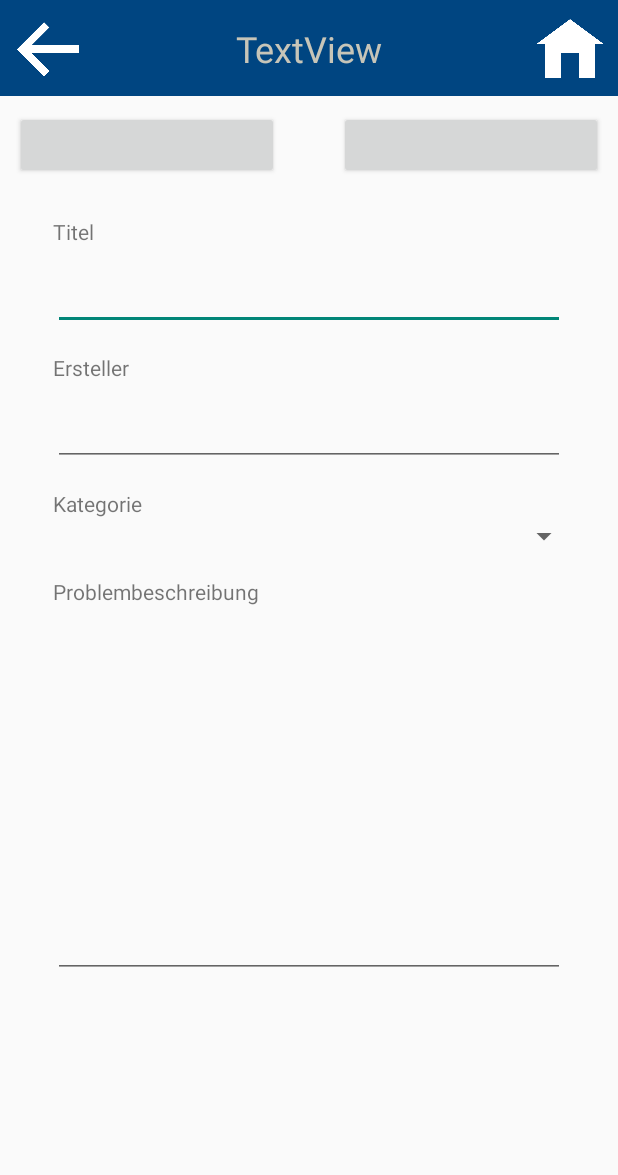
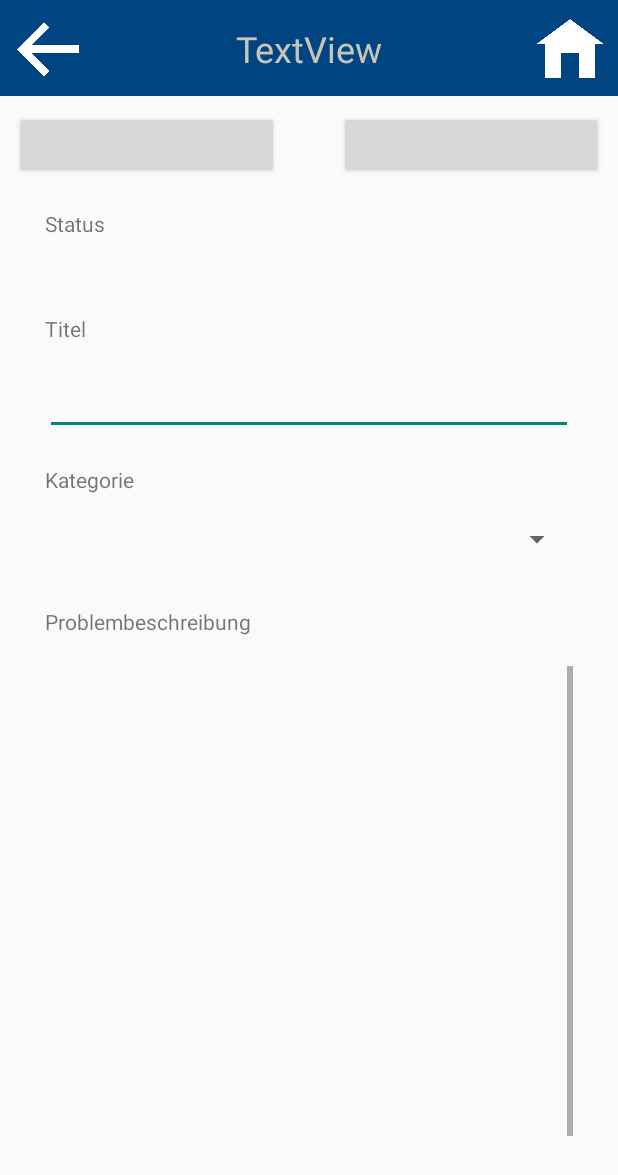
Before and after one commit to rurfy/EMI, an Android app: the layout show_ticket.xml on its own in the app's theme, with its tools: preview values and no code run, on a phone screen of 412 x 824 dp. Shown: the top 1175 px of the screen. Run offline under Robolectric (Android 15) with nearby library versions, the light colour scheme and no system bars.

Commit message:
TWEAK Constraints angepasst

```diff
--- a/app/src/main/res/layout/show_ticket.xml
+++ b/app/src/main/res/layout/show_ticket.xml
@@ -47,41 +47,63 @@
             app:layout_constraintHorizontal_bias="0.964" />
     </LinearLayout>
 
-    <ScrollView
-        android:id="@+id/scrollView"
-        android:layout_width="0dp"
-        android:layout_height="wrap_content"
-        android:layout_margin="20dp"
-        android:minHeight="550dp"
-        android:padding="5dp"
-        android:visibility="visible"
+    <LinearLayout
+        android:id="@+id/linearLayoutStatus"
+        android:layout_width="match_parent"
+        android:layout_height="50dp"
+        android:layout_marginStart="30dp"
+        android:layout_marginTop="20dp"
+        android:layout_marginEnd="30dp"
+        android:layout_weight="1"
+        android:orientation="horizontal"
         app:layout_constraintEnd_toEndOf="parent"
         app:layout_constraintStart_toStartOf="parent"
         app:layout_constraintTop_toBottomOf="@id/linearLayoutButtons">
 
-        <LinearLayout
-            android:id="@+id/linearLayoutTicket"
-            android:layout_width="match_parent"
-            android:layout_height="wrap_content"
-            android:orientation="vertical">
+        <TextView
+            android:id="@+id/textViewStatusText"
+            android:layout_width="0dp"
+            android:layout_height="match_parent"
+            android:layout_weight="1"
+            android:text="@string/status"
+            android:textAlignment="viewStart" />
+
+        <Spinner
+            android:id="@+id/spinnerStatus"
+            android:layout_width="0dp"
+            android:layout_height="match_parent"
+            android:layout_weight="2"
+            android:visibility="invisible" />
+
+        <TextView
+            android:id="@+id/textViewStatus"
+            android:layout_width="0dp"
+            android:layout_height="match_parent"
+            android:layout_weight="1" />
+    </LinearLayout>
 
     <TextView
         android:id="@+id/textViewTitle"
-                android:layout_width="match_parent"
-                android:layout_height="0dp"
-                android:layout_weight="1"
-                android:paddingLeft="10dp"
-                android:paddingRight="10dp"
-                android:text="@string/title" />
+        android:layout_width="0dp"
+        android:layout_height="wrap_content"
+        android:layout_marginLeft="30dp"
+        android:layout_marginTop="20dp"
+        android:layout_marginRight="30dp"
+        android:text="@string/title"
+        app:layout_constraintEnd_toEndOf="parent"
+        app:layout_constraintStart_toStartOf="parent"
+        app:layout_constraintTop_toBottomOf="@id/linearLayoutStatus" />
 
     <android.support.design.widget.TextInputLayout
         android:id="@+id/textInputLayoutTitle"
-                android:layout_width="match_parent"
-                android:layout_height="0dp"
-                android:layout_marginBottom="5dp"
-                android:layout_weight="1"
-                android:paddingLeft="10dp"
-                android:paddingRight="10dp">
+        android:layout_width="0dp"
+        android:layout_height="wrap_content"
+        android:layout_marginStart="30dp"
+        android:layout_marginTop="5dp"
+        android:layout_marginEnd="30dp"
+        app:layout_constraintEnd_toEndOf="parent"
+        app:layout_constraintStart_toStartOf="parent"
+        app:layout_constraintTop_toBottomOf="@id/textViewTitle">
 
         <android.support.design.widget.TextInputEditText
             android:id="@+id/textInputEditTextTitle"
@@ -91,22 +113,29 @@
 
     <TextView
         android:id="@+id/textViewCreator"
-                android:layout_width="match_parent"
-                android:layout_height="0dp"
-                android:layout_marginTop="10dp"
+        android:layout_width="0dp"
+        android:layout_height="wrap_content"
+        android:layout_marginStart="30dp"
+        android:layout_marginTop="20dp"
+        android:layout_marginEnd="30dp"
         android:layout_weight="1"
-                android:paddingLeft="10dp"
-                android:paddingRight="10dp"
-                android:text="@string/creator" />
+        android:text="@string/creator"
+        android:visibility="gone"
+        app:layout_constraintEnd_toEndOf="parent"
+        app:layout_constraintStart_toStartOf="parent"
+        app:layout_constraintTop_toBottomOf="@id/textInputLayoutTitle" />
 
     <android.support.design.widget.TextInputLayout
         android:id="@+id/textInputLayoutCreator"
-                android:layout_width="match_parent"
-                android:layout_height="0dp"
-                android:layout_marginBottom="5dp"
-                android:layout_weight="1"
-                android:paddingLeft="10dp"
-                android:paddingRight="10dp">
+        android:layout_width="0dp"
+        android:layout_height="wrap_content"
+        android:layout_marginStart="30dp"
+        android:layout_marginTop="5dp"
+        android:layout_marginEnd="30dp"
+        android:visibility="gone"
+        app:layout_constraintEnd_toEndOf="parent"
+        app:layout_constraintStart_toStartOf="parent"
+        app:layout_constraintTop_toBottomOf="@id/textViewCreator">
 
         <android.support.design.widget.TextInputEditText
             android:id="@+id/textInputEditTextCreator"
@@ -116,50 +145,71 @@
 
     <TextView
         android:id="@+id/textViewCategory"
-                android:layout_width="match_parent"
-                android:layout_height="0dp"
-                android:layout_marginTop="10dp"
-                android:layout_weight="1"
-                android:paddingLeft="10dp"
-                android:paddingRight="10dp"
-                android:text="@string/category" />
+        android:layout_width="0dp"
+        android:layout_height="wrap_content"
+        android:layout_marginStart="30dp"
+        android:layout_marginTop="20dp"
+        android:layout_marginEnd="30dp"
+        android:text="@string/category"
+        app:layout_constraintEnd_toEndOf="parent"
+        app:layout_constraintStart_toStartOf="parent"
+        app:layout_constraintTop_toBottomOf="@id/textInputLayoutCreator" />
 
     <Spinner
         android:id="@+id/spinnerCategory"
-                android:layout_width="match_parent"
-                android:layout_height="0dp"
-                android:layout_marginBottom="5dp"
-                android:layout_weight="1"
-                android:paddingLeft="10dp"
-                android:paddingRight="10dp"
+        android:layout_width="0dp"
+        android:layout_height="50dp"
+        android:layout_marginStart="30dp"
+        android:layout_marginTop="5dp"
+        android:layout_marginEnd="30dp"
         android:spinnerMode="dropdown"
-                tools:layout_editor_absoluteX="56dp"
-                tools:layout_editor_absoluteY="268dp" />
+        app:layout_constraintEnd_toEndOf="parent"
+        app:layout_constraintStart_toStartOf="parent"
+        app:layout_constraintTop_toBottomOf="@id/textViewCategory" />
 
     <TextView
         android:id="@+id/textViewProblem"
+        android:layout_width="0dp"
+        android:layout_height="wrap_content"
+        android:layout_marginStart="30dp"
+        android:layout_marginTop="20dp"
+        android:layout_marginEnd="30dp"
+        android:text="@string/problem"
+        app:layout_constraintEnd_toEndOf="parent"
+        app:layout_constraintStart_toStartOf="parent"
+        app:layout_constraintTop_toBottomOf="@id/spinnerCategory" />
+
+    <ScrollView
+        android:id="@+id/scrollView"
+        android:layout_width="0dp"
+        android:layout_height="0dp"
+        android:layout_marginStart="30dp"
+        android:layout_marginTop="20dp"
+        android:layout_marginEnd="30dp"
+        android:visibility="visible"
+        app:layout_constraintBottom_toBottomOf="parent"
+        app:layout_constraintEnd_toEndOf="parent"
+        app:layout_constraintStart_toStartOf="parent"
+        app:layout_constraintTop_toBottomOf="@id/textViewProblem">
+
+        <LinearLayout
+            android:id="@+id/linearLayoutTicket"
             android:layout_width="match_parent"
-                android:layout_height="0dp"
-                android:layout_marginTop="10dp"
-                android:layout_weight="1"
-                android:paddingLeft="10dp"
-                android:paddingRight="10dp"
-                android:text="@string/problem" />
+            android:layout_height="wrap_content"
+            android:orientation="vertical">
 
             <android.support.design.widget.TextInputLayout
                 android:id="@+id/textInputLayoutProblem"
                 android:layout_width="match_parent"
-                android:layout_height="0dp"
-                android:layout_marginBottom="5dp"
-                android:layout_weight="1"
-                android:paddingLeft="10dp"
-                android:paddingRight="10dp">
+                android:layout_height="wrap_content"
+                android:layout_weight="1">
 
                 <android.support.design.widget.TextInputEditText
                     android:id="@+id/textInputEditTextProblem"
                     android:layout_width="match_parent"
-                    android:layout_height="wrap_content"
-                    android:lines="10" />
+                    android:layout_height="match_parent"
+                    android:layout_weight="1"
+                    android:lines="20" />
             </android.support.design.widget.TextInputLayout>
 
         </LinearLayout>
```
Lines whose indentation alone changed are shown as unchanged.
